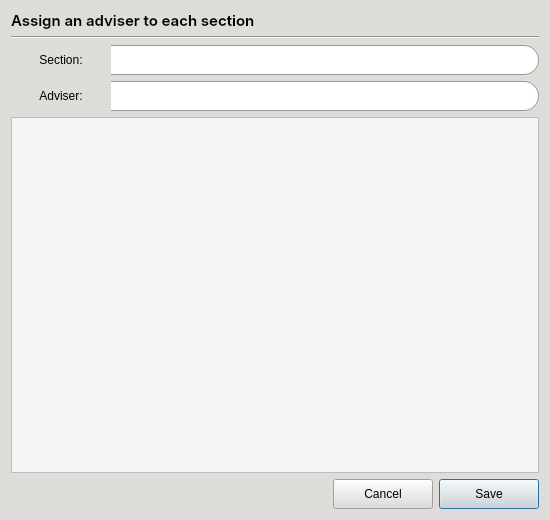
Above: CAI_PyQt/CAI_Admin/UI/FormSectionAdviserEditor.ui from CPG19040/CPG19040 before the change. Below: the same form after it.
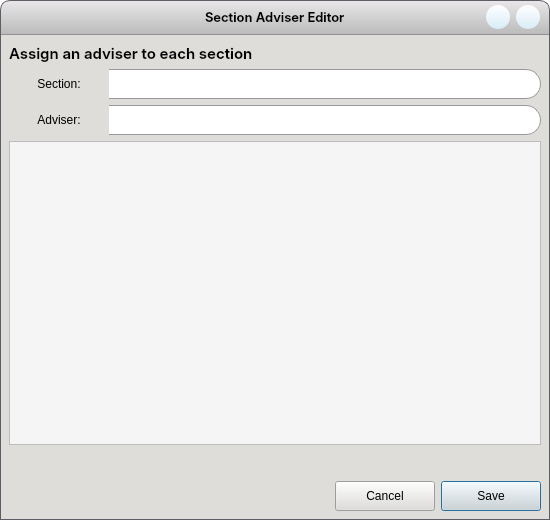
That is the form after the change. Icons and pictures are not drawn.

```diff
--- a/CAI_PyQt/CAI_Admin/UI/FormSectionAdviserEditor.ui
+++ b/CAI_PyQt/CAI_Admin/UI/FormSectionAdviserEditor.ui
@@ -31,6 +31,20 @@
 	color: black;
 }
 
+#SectionAdviserEditorDialog {
+	background-color: transparent;
+}
+
+QMessageBox {
+	background-color: rgb(222, 221, 218); 
+}
+
+QMessageBox QPushButton {
+	font: 10pt &quot;Inter&quot;;
+	height: 30px;
+	padding: 0px 12px;
+}
+
 QPushButton[class=&quot;button-green&quot;] {
 	border: 1px solid #0a5128;
     border-radius: 15px;
@@ -171,6 +185,242 @@
     color: #ffffff;
 }</string>
   </property>
+  <layout class="QVBoxLayout" name="verticalLayout_3">
+   <property name="spacing">
+    <number>0</number>
+   </property>
+   <property name="leftMargin">
+    <number>0</number>
+   </property>
+   <property name="topMargin">
+    <number>0</number>
+   </property>
+   <property name="rightMargin">
+    <number>0</number>
+   </property>
+   <property name="bottomMargin">
+    <number>0</number>
+   </property>
+   <item>
+    <widget class="QFrame" name="frame_header">
+     <property name="minimumSize">
+      <size>
+       <width>0</width>
+       <height>35</height>
+      </size>
+     </property>
+     <property name="maximumSize">
+      <size>
+       <width>16777215</width>
+       <height>35</height>
+      </size>
+     </property>
+     <property name="mouseTracking">
+      <bool>true</bool>
+     </property>
+     <property name="styleSheet">
+      <string notr="true">#frame_header {
+	background-color: qlineargradient(x1:0, y1:0, x2:0, y2:1, stop:0 #e9e7e9, stop:1 #bababa);
+	border-top-left-radius: 10px;
+	border-top-right-radius: 10px;
+	border: 1px solid rgb(94, 92, 100);
+	border-bottom: 1px solid rgb(146, 146, 146);
+}</string>
+     </property>
+     <property name="frameShape">
+      <enum>QFrame::StyledPanel</enum>
+     </property>
+     <property name="frameShadow">
+      <enum>QFrame::Raised</enum>
+     </property>
+     <layout class="QHBoxLayout" name="horizontalLayout_6">
+      <property name="spacing">
+       <number>6</number>
+      </property>
+      <property name="leftMargin">
+       <number>9</number>
+      </property>
+      <property name="topMargin">
+       <number>0</number>
+      </property>
+      <property name="rightMargin">
+       <number>9</number>
+      </property>
+      <property name="bottomMargin">
+       <number>0</number>
+      </property>
+      <item>
+       <widget class="QWidget" name="widget_window_icon" native="true">
+        <property name="minimumSize">
+         <size>
+          <width>54</width>
+          <height>35</height>
+         </size>
+        </property>
+        <property name="maximumSize">
+         <size>
+          <width>54</width>
+          <height>35</height>
+         </size>
+        </property>
+        <property name="styleSheet">
+         <string notr="true">background: transparent;</string>
+        </property>
+        <layout class="QHBoxLayout" name="horizontalLayout_4">
+         <property name="leftMargin">
+          <number>0</number>
+         </property>
+         <property name="topMargin">
+          <number>0</number>
+         </property>
+         <property name="rightMargin">
+          <number>0</number>
+         </property>
+         <property name="bottomMargin">
+          <number>0</number>
+         </property>
+        </layout>
+       </widget>
+      </item>
+      <item>
+       <spacer name="horizontalSpacer_6">
+        <property name="orientation">
+         <enum>Qt::Horizontal</enum>
+        </property>
+        <property name="sizeHint" stdset="0">
+         <size>
+          <width>40</width>
+          <height>20</height>
+         </size>
+        </property>
+       </spacer>
+      </item>
+      <item>
+       <widget class="QLabel" name="label_windowTitle">
+        <property name="font">
+         <font>
+          <family>Inter SemiBold</family>
+          <pointsize>10</pointsize>
+          <weight>50</weight>
+          <italic>false</italic>
+          <bold>false</bold>
+         </font>
+        </property>
+        <property name="styleSheet">
+         <string notr="true">background: transparent;
+color: rgb(0, 0, 0);
+font: 10pt &quot;Inter SemiBold&quot;;</string>
+        </property>
+        <property name="text">
+         <string>Section Adviser Editor</string>
+        </property>
+       </widget>
+      </item>
+      <item>
+       <spacer name="horizontalSpacer_5">
+        <property name="orientation">
+         <enum>Qt::Horizontal</enum>
+        </property>
+        <property name="sizeHint" stdset="0">
+         <size>
+          <width>40</width>
+          <height>20</height>
+         </size>
+        </property>
+       </spacer>
+      </item>
+      <item>
+       <widget class="QPushButton" name="btnMinimize">
+        <property name="minimumSize">
+         <size>
+          <width>24</width>
+          <height>24</height>
+         </size>
+        </property>
+        <property name="maximumSize">
+         <size>
+          <width>24</width>
+          <height>24</height>
+         </size>
+        </property>
+        <property name="cursor">
+         <cursorShape>PointingHandCursor</cursorShape>
+        </property>
+        <property name="styleSheet">
+         <string notr="true">#btnMinimize {
+	border-radius: 12px;
+	background-color: qlineargradient(x1:0, y1:0, x2:0, y2:1, stop:0 #ffffff, stop:1 #d8ecf6);
+}
+
+#btnMinimize:hover {
+	background-color: rgb(248, 228, 92);
+}</string>
+        </property>
+        <property name="text">
+         <string/>
+        </property>
+        <property name="icon">
+         <iconset resource="../resources.qrc">
+          <normaloff>:/Images/Images/minimize-sign.png</normaloff>:/Images/Images/minimize-sign.png</iconset>
+        </property>
+        <property name="iconSize">
+         <size>
+          <width>12</width>
+          <height>12</height>
+         </size>
+        </property>
+       </widget>
+      </item>
+      <item>
+       <widget class="QPushButton" name="btnClose">
+        <property name="minimumSize">
+         <size>
+          <width>24</width>
+          <height>24</height>
+         </size>
+        </property>
+        <property name="maximumSize">
+         <size>
+          <width>24</width>
+          <height>24</height>
+         </size>
+        </property>
+        <property name="cursor">
+         <cursorShape>PointingHandCursor</cursorShape>
+        </property>
+        <property name="styleSheet">
+         <string notr="true">#btnClose {
+	border-radius: 12px;
+	background-color: qlineargradient(x1:0, y1:0, x2:0, y2:1, stop:0 #ffffff, stop:1 #d8ecf6);
+}
+
+#btnClose:hover {
+	background-color: rgb(246, 97, 81);
+}</string>
+        </property>
+        <property name="text">
+         <string/>
+        </property>
+        <property name="icon">
+         <iconset resource="../resources.qrc">
+          <normaloff>:/Images/Images/clear.png</normaloff>:/Images/Images/clear.png</iconset>
+        </property>
+       </widget>
+      </item>
+     </layout>
+    </widget>
+   </item>
+   <item>
+    <widget class="QWidget" name="widget_body" native="true">
+     <property name="styleSheet">
+      <string notr="true">#widget_body {
+	background-color: rgb(222, 221, 218);
+	border-top: none;
+	border-right: 1px solid rgb(94, 92, 100);
+	border-bottom: 1px solid rgb(94, 92, 100);
+	border-left: 1px solid rgb(94, 92, 100);
+}</string>
+     </property>
   <layout class="QVBoxLayout" name="verticalLayout">
    <item>
     <widget class="QLabel" name="label_24">
@@ -187,13 +437,6 @@
      </property>
     </widget>
    </item>
-   <item>
-    <widget class="Line" name="line">
-     <property name="orientation">
-      <enum>Qt::Horizontal</enum>
-     </property>
-    </widget>
-   </item>
    <item>
     <widget class="QWidget" name="widget" native="true">
      <layout class="QVBoxLayout" name="verticalLayout_2">
@@ -412,6 +655,22 @@
      </attribute>
     </widget>
    </item>
+      <item>
+       <spacer name="verticalSpacer">
+        <property name="orientation">
+         <enum>Qt::Vertical</enum>
+        </property>
+        <property name="sizeType">
+         <enum>QSizePolicy::Preferred</enum>
+        </property>
+        <property name="sizeHint" stdset="0">
+         <size>
+          <width>20</width>
+          <height>30</height>
+         </size>
+        </property>
+       </spacer>
+      </item>
    <item>
     <layout class="QHBoxLayout" name="horizontalLayout_2">
      <item>
@@ -481,6 +740,9 @@
       </widget>
      </item>
     </layout>
+      </item>
+     </layout>
+    </widget>
    </item>
   </layout>
  </widget>
```
Lines whose indentation alone changed are shown as unchanged.
